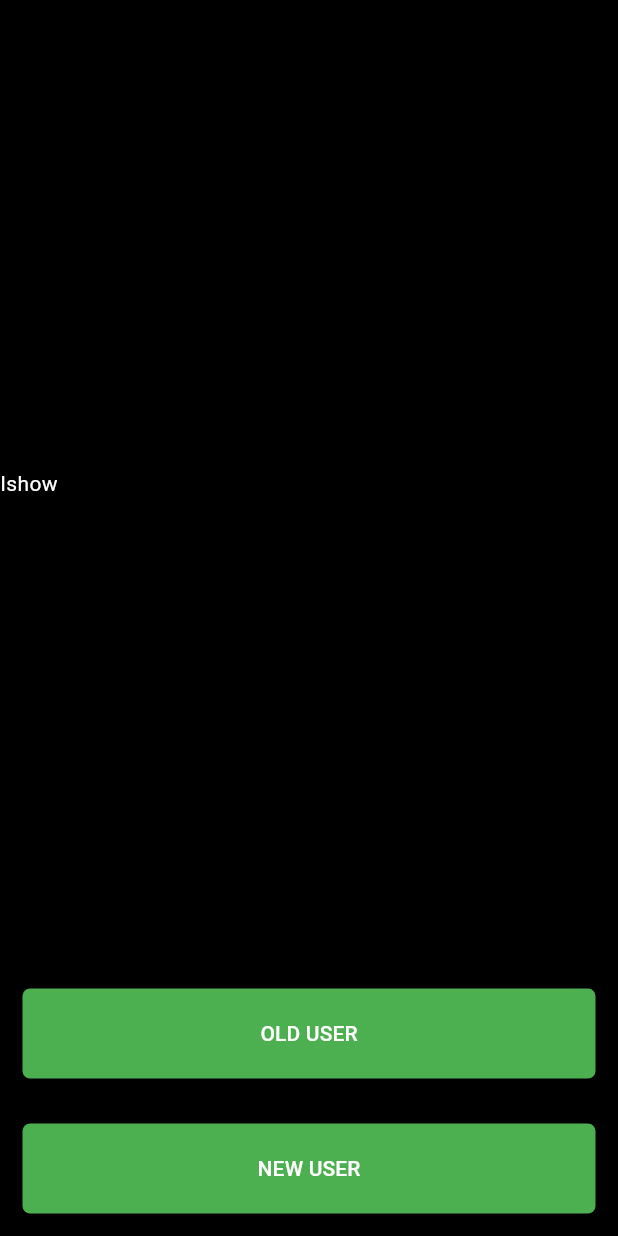
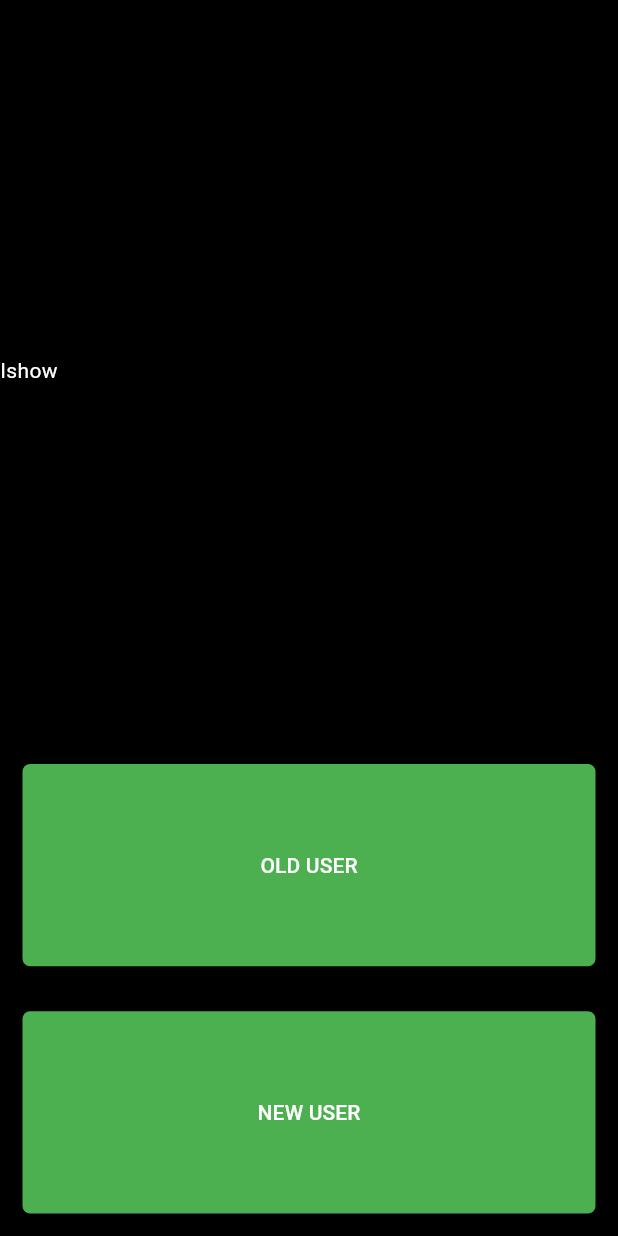
Before and after one commit to ashraf267/ishow, a Flutter app: the screen it shows after launch, on a phone screen of 412 x 824 dp. Run offline on Flutter 3.47's test engine with Material 3 defaults, Android fonts, the phone set to English and light mode, and no system bars.

Commit message:
tested the 2 btns; all good. plus, I added a new todo to the readme

```diff
--- a/lib/main.dart
+++ b/lib/main.dart
@@ -49,10 +49,10 @@
           ),
 
           // button 1
-          Container(
-            margin: const EdgeInsets.all(15),
-            child: Expanded(
-              flex: 1,
+          Expanded(
+            flex: 1,
+            child: Container(
+              margin: const EdgeInsets.all(15),
               child: MaterialButton(
                 padding: const EdgeInsets.all(20),
                 shape: RoundedRectangleBorder(
@@ -72,10 +72,10 @@
           ),
 
           // button 2
-          Container(
-            margin: const EdgeInsets.all(15),
-            child: Expanded(
-              flex: 1,
+          Expanded(
+            flex: 1,
+            child: Container(
+              margin: const EdgeInsets.all(15),
               child: MaterialButton(
                 padding: const EdgeInsets.all(20),
                 shape: RoundedRectangleBorder(
```
Also changed, not shown: 1 other file.
